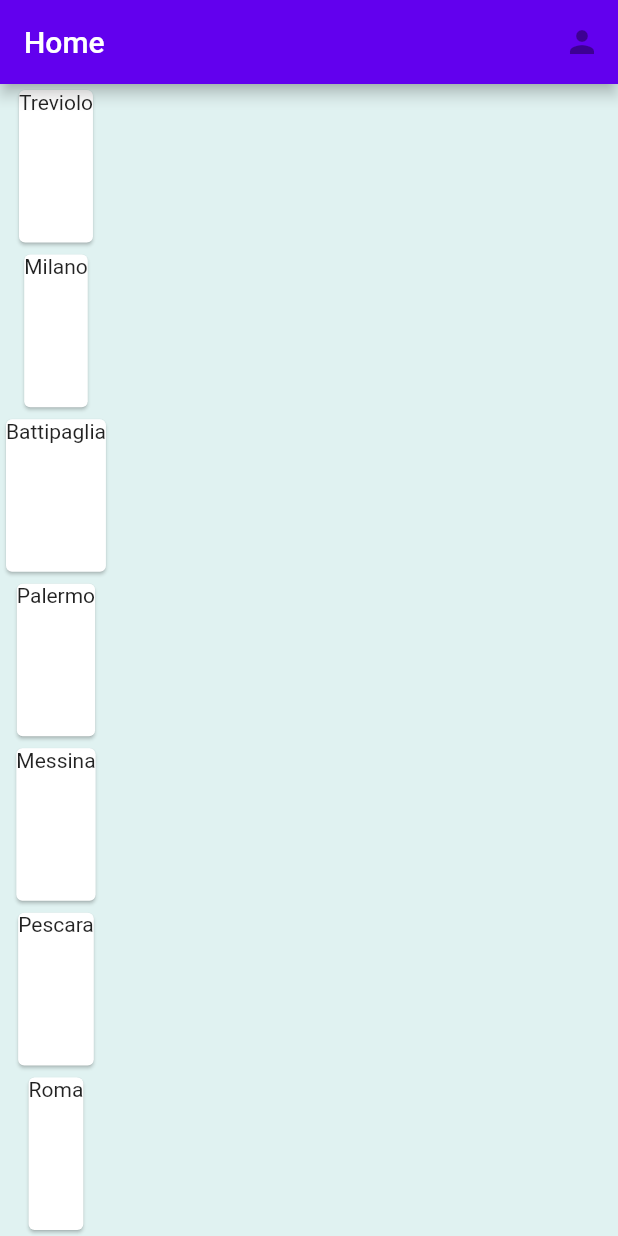
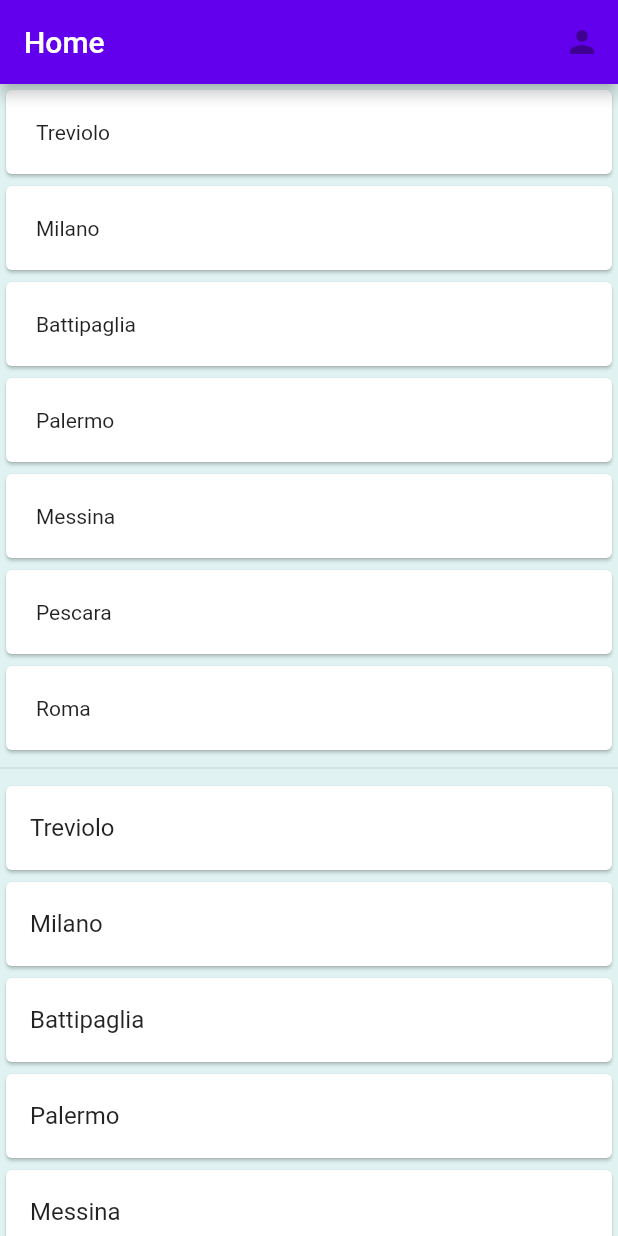
Before and after one commit to LuigiDurso/flutter_course, a Flutter app: the screen it shows after launch, on a phone screen of 412 x 824 dp. Run offline on Flutter 3.47's test engine with Material 2 defaults, Android fonts, the phone set to English and light mode, and no system bars.

Commit message:
First example

```diff
--- a/2 - Basi/basis_project/lib/branches/view/branches_list.dart
+++ b/2 - Basi/basis_project/lib/branches/view/branches_list.dart
@@ -39,11 +39,31 @@ class BranchesList extends StatelessWidget {
   Widget build(BuildContext context) {
     return Column(
       children: [
-        ..._branches.map((e) => Expanded(
-          child: Card(
-            child: Text(e['name'] as String),
+        ..._branches.map((e) => Row(
+          children: [
+            Expanded(
+              child: Card(
+                child: Padding(
+                    padding: const EdgeInsets.all(20),
+                    child: Text(e['name'] as String)
+                ),
+              ),
+            )
+          ],
+        )).toList(),
+        const Divider(),
+        Expanded(
+          child: ListView.builder(
+              itemCount: _branches.length,
+              itemBuilder: (_, index) {
+                return Card(
+                  child: ListTile(
+                    title: Text(_branches[index]['name'] as String),
+                  ),
+                );
+              }
           ),
-        )).toList()
+        )
       ],
     );
   }
```
